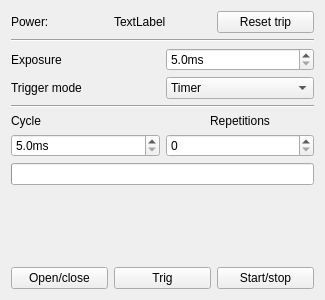
First picture: the form in mrtShutter/mrtShutterGui/mrtShutterGui.ui, repository MatthewJCameron/imbl, before the edit.
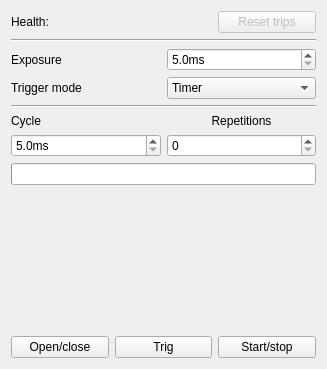
Second picture: the form after the edit. Custom widgets are drawn as their Qt base class.

Patch:
```diff
--- a/mrtShutter/mrtShutterGui/mrtShutterGui.ui
+++ b/mrtShutter/mrtShutterGui/mrtShutterGui.ui
@@ -6,8 +6,8 @@
    <rect>
     <x>0</x>
     <y>0</y>
-    <width>325</width>
-    <height>300</height>
+    <width>327</width>
+    <height>369</height>
    </rect>
   </property>
   <property name="windowTitle">
@@ -19,21 +19,24 @@
      <item>
       <widget class="QLabel" name="label_5">
        <property name="text">
-        <string>Power:</string>
+        <string>Health:</string>
        </property>
       </widget>
      </item>
      <item>
       <widget class="QLabel" name="powerState">
        <property name="text">
-        <string>TextLabel</string>
+        <string/>
        </property>
       </widget>
      </item>
      <item>
-      <widget class="QPushButton" name="powerReset">
+      <widget class="QPushButton" name="resetTrips">
+       <property name="enabled">
+        <bool>false</bool>
+       </property>
        <property name="text">
-        <string>Reset trip</string>
+        <string>Reset trips</string>
        </property>
       </widget>
      </item>
@@ -180,7 +183,7 @@
      <property name="sizeHint" stdset="0">
       <size>
        <width>20</width>
-       <height>40</height>
+       <height>0</height>
       </size>
      </property>
     </spacer>
```
Left out of the diff: 13 changed lines with no effect on the pictures.
